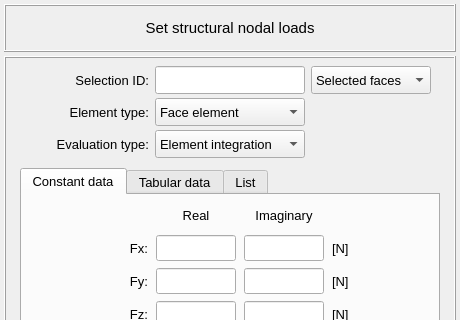
Before: the Qt Designer form vibra/interface/data/ui_files/model/structural/excitations/nodal_loads_inputs.ui in MOPT-UFSC/VIBRA, drawn with Qt 5; both pictures show x 0 to 460 and y 0 to 320 of the 460 by 541 pixel window.
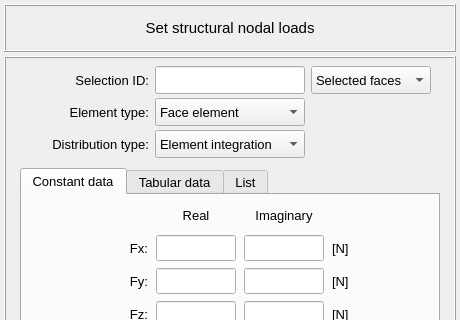
After: the same form once the commit is applied. Icons and pictures are not drawn.

```diff
--- a/vibra/interface/data/ui_files/model/structural/excitations/nodal_loads_inputs.ui
+++ b/vibra/interface/data/ui_files/model/structural/excitations/nodal_loads_inputs.ui
@@ -401,7 +401,7 @@
             </font>
            </property>
            <property name="text">
-            <string>Evaluation type:</string>
+            <string>Distribution type:</string>
            </property>
            <property name="alignment">
             <set>Qt::AlignmentFlag::AlignRight|Qt::AlignmentFlag::AlignTrailing|Qt::AlignmentFlag::AlignVCenter</set>
```
Left out of the diff: 4 changed lines with no effect on the pictures.
